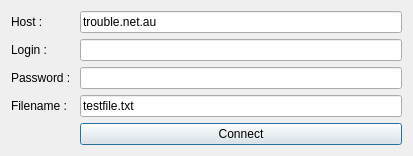
This is serverconfigdlg.ui in PonyEdit/PonyEdit as Qt 5 draws it before an edit. The edited form follows.
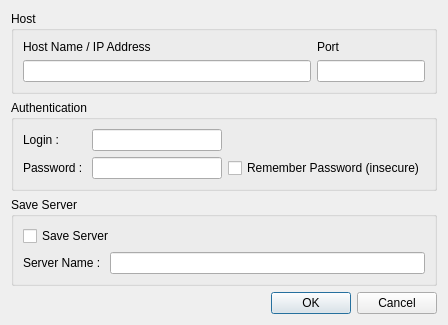
This is the edited form.

Commit message: Start morphing SSH config dialog from crappy test UI into useful config dialog. If you want to look at it, type an scp address into the location bar of the file open dialog (eg; username@host.com:~/) and hit enter. It's crashy and incomplete.

Patch:
```diff
--- a/serverconfigdlg.ui
+++ b/serverconfigdlg.ui
@@ -6,8 +6,8 @@
    <rect>
     <x>0</x>
     <y>0</y>
-    <width>413</width>
-    <height>145</height>
+    <width>448</width>
+    <height>286</height>
    </rect>
   </property>
   <property name="windowTitle">
@@ -19,82 +19,109 @@
   <property name="modal">
    <bool>true</bool>
   </property>
-  <layout class="QFormLayout" name="formLayout">
-   <item row="0" column="0">
-    <widget class="QLabel" name="label">
-     <property name="text">
-      <string>Host :</string>
+  <layout class="QVBoxLayout" name="verticalLayout">
+   <item>
+    <widget class="QGroupBox" name="groupBox">
+     <property name="title">
+      <string>Host</string>
      </property>
+     <layout class="QGridLayout" name="gridLayout">
+      <item row="2" column="3">
+       <widget class="QLineEdit" name="hostName"/>
+      </item>
+      <item row="1" column="3">
+       <widget class="QLabel" name="label">
+        <property name="text">
+         <string>Host Name / IP Address</string>
+        </property>
+       </widget>
+      </item>
+      <item row="2" column="4">
+       <widget class="QLineEdit" name="hostPort">
+        <property name="sizePolicy">
+         <sizepolicy hsizetype="Fixed" vsizetype="Fixed">
+          <horstretch>0</horstretch>
+          <verstretch>0</verstretch>
+         </sizepolicy>
+        </property>
+       </widget>
+      </item>
+      <item row="1" column="4">
+       <widget class="QLabel" name="label_2">
+        <property name="text">
+         <string>Port</string>
+        </property>
+       </widget>
+      </item>
+     </layout>
     </widget>
    </item>
-   <item row="0" column="1">
-    <widget class="QLineEdit" name="hostName">
-     <property name="text">
-      <string>trouble.net.au</string>
+   <item>
+    <widget class="QGroupBox" name="groupBox_2">
+     <property name="title">
+      <string>Authentication</string>
      </property>
+     <layout class="QGridLayout" name="gridLayout_2">
+      <item row="0" column="0">
+       <widget class="QLabel" name="label_3">
+        <property name="text">
+         <string>Login : </string>
+        </property>
+       </widget>
+      </item>
+      <item row="0" column="1">
+       <widget class="QLineEdit" name="userName"/>
+      </item>
+      <item row="1" column="0">
+       <widget class="QLabel" name="label_4">
+        <property name="text">
+         <string>Password : </string>
+        </property>
+       </widget>
+      </item>
+      <item row="1" column="1">
+       <widget class="QLineEdit" name="password"/>
+      </item>
+      <item row="1" column="2">
+       <widget class="QCheckBox" name="checkBox">
+        <property name="text">
+         <string>Remember Password (insecure)</string>
+        </property>
+       </widget>
+      </item>
+     </layout>
     </widget>
    </item>
-   <item row="4" column="1">
-    <widget class="QPushButton" name="connectButton">
-     <property name="text">
-      <string>Connect</string>
+   <item>
+    <widget class="QGroupBox" name="groupBox_3">
+     <property name="title">
+      <string>Save Server</string>
      </property>
-     <property name="checkable">
-      <bool>false</bool>
-     </property>
-     <property name="checked">
-      <bool>false</bool>
-     </property>
-     <property name="default">
-      <bool>true</bool>
-     </property>
-     <property name="flat">
-      <bool>false</bool>
-     </property>
+     <layout class="QGridLayout" name="gridLayout_3">
+      <item row="0" column="0" colspan="2">
+       <widget class="QCheckBox" name="checkBox_2">
+        <property name="text">
+         <string>Save Server</string>
+        </property>
+       </widget>
+      </item>
+      <item row="1" column="1">
+       <widget class="QLineEdit" name="lineEdit_5"/>
+      </item>
+      <item row="1" column="0">
+       <widget class="QLabel" name="label_5">
+        <property name="text">
+         <string>Server Name : </string>
+        </property>
+       </widget>
+      </item>
+     </layout>
     </widget>
    </item>
-   <item row="1" column="1">
-    <widget class="QLineEdit" name="login">
-     <property name="text">
-      <string/>
-     </property>
-    </widget>
-   </item>
-   <item row="2" column="1">
-    <widget class="QLineEdit" name="password">
-     <property name="text">
-      <string/>
-     </property>
-     <property name="echoMode">
-      <enum>QLineEdit::Password</enum>
-     </property>
-    </widget>
-   </item>
-   <item row="1" column="0">
-    <widget class="QLabel" name="label_2">
-     <property name="text">
-      <string>Login :</string>
-     </property>
-    </widget>
-   </item>
-   <item row="2" column="0">
-    <widget class="QLabel" name="label_3">
-     <property name="text">
-      <string>Password : </string>
-     </property>
-    </widget>
-   </item>
-   <item row="3" column="1">
-    <widget class="QLineEdit" name="filename">
-     <property name="text">
-      <string>testfile.txt</string>
-     </property>
-    </widget>
-   </item>
-   <item row="3" column="0">
-    <widget class="QLabel" name="label_4">
-     <property name="text">
-      <string>Filename :</string>
+   <item>
+    <widget class="QDialogButtonBox" name="buttonBox">
+     <property name="standardButtons">
+      <set>QDialogButtonBox::Cancel|QDialogButtonBox::Ok</set>
      </property>
     </widget>
    </item>
```
Left out of the diff: 7 changed lines with no effect on the pictures. The commit also changes 8 other files.
